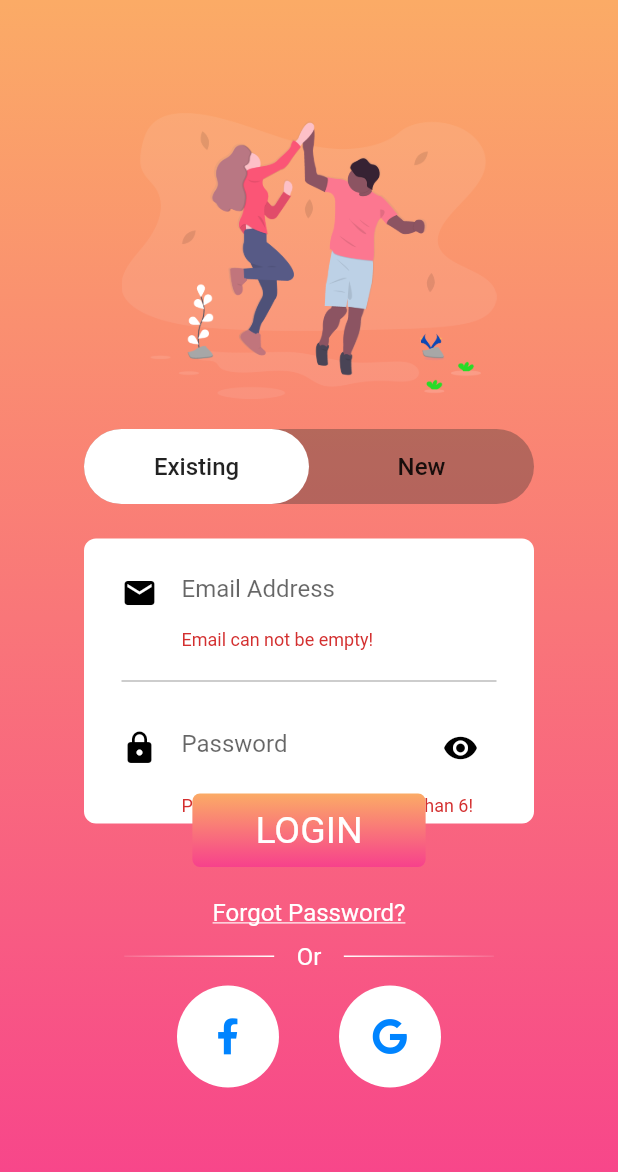
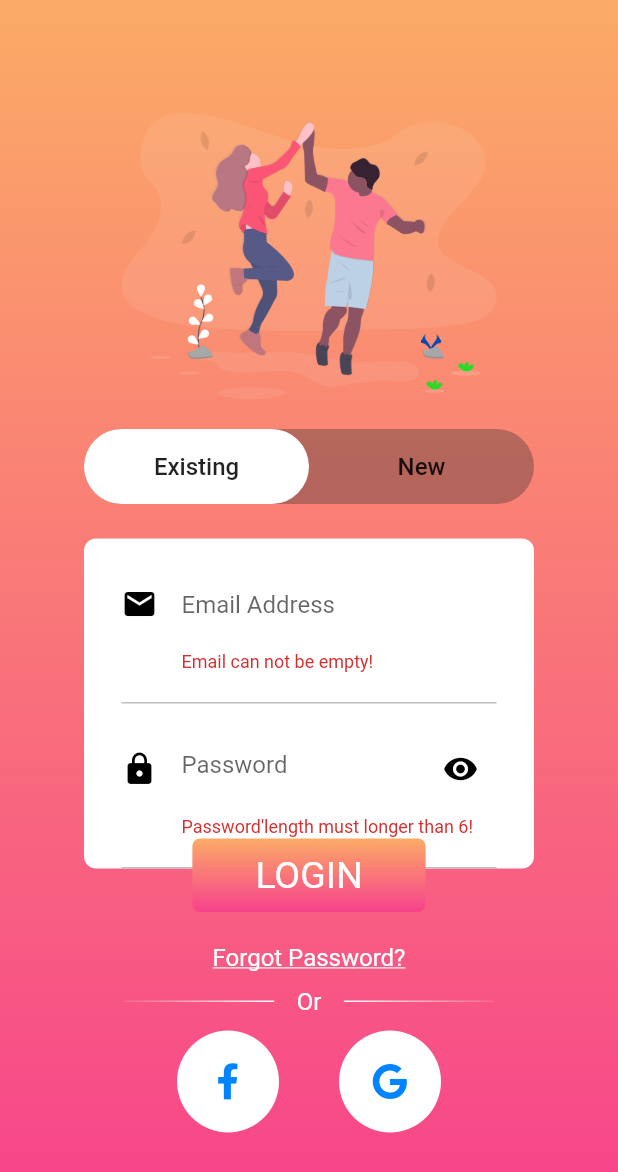
Before and after one commit to hand-sound-organization/login, a Flutter app: the screen it shows after launch, after a tap on "LOGIN", on a phone screen of 412 x 824 dp. Shown: the top 1172 px of the screen. Run offline on Flutter 3.47's test engine with Material 2 defaults, Android fonts, the phone set to English and light mode, and no system bars; our stand-ins replace font_awesome_flutter.

Commit message:
修改小bug
修改小bug

```diff
--- a/lib/home_page.dart
+++ b/lib/home_page.dart
@@ -23,6 +23,7 @@
         body: new Container(
           child: new Center(
             child: new Text("用户已登录\n用户名:${user.username}\n密码：${user.password}"),
+//            child:new Text('666666')
           ),
         ),
       );
--- a/lib/main.dart
+++ b/lib/main.dart
@@ -1,7 +1,7 @@
 import 'package:flutter/material.dart';
 import 'package:handsound/home_page.dart';
 import 'package:handsound/user_provider.dart';
-
+import 'package:handsound/user.dart';
 
 
 void main() {
--- a/lib/sign_in_page.dart
+++ b/lib/sign_in_page.dart
@@ -1,7 +1,11 @@
 import 'package:flutter/material.dart';
 import 'package:font_awesome_flutter/font_awesome_flutter.dart';
 import 'package:handsound/theme.dart' as theme;
-
+import 'package:handsound/firstpage.dart';
+import 'home_page.dart';
+import 'package:handsound/firstpage.dart';
+import 'package:handsound/user_provider.dart';
+import 'package:handsound/user.dart';
 /**
  *注册界面
  */
@@ -19,7 +23,8 @@
   FocusNode emailFocusNode = new FocusNode();
   FocusNode passwordFocusNode = new FocusNode();
   FocusScopeNode focusScopeNode = new FocusScopeNode();
-
+  TextEditingController EtextEditingController = new TextEditingController();
+  TextEditingController PtextEditingController = new TextEditingController();
   GlobalKey<FormState> _SignInFormKey = new GlobalKey();
 
   bool isShowPassWord = false;
@@ -117,7 +122,7 @@
 
             ],
           ),
-          new Positioned(child: buildSignInButton(), top: 170,)
+          new Positioned(child: buildSignInButton(), top: 200,)
         ],
       ),
     );
@@ -143,7 +148,7 @@
           , color: Colors.white
       ),
       width: 300,
-      height: 190,
+      height: 220,
       /**
        * Flutter提供了一个Form widget，它可以对输入框进行分组，
        * 然后进行一些统一操作，如输入内容校验、输入框重置以及输入内容保存。
@@ -161,6 +166,7 @@
                     left: 25, right: 25, top: 20, bottom: 20),
                 child: new TextFormField(
                   //关联焦点
+                  controller: EtextEditingController,
                   focusNode: emailFocusNode,
                   onEditingComplete: () {
                     if (focusScopeNode == null) {
@@ -195,8 +201,9 @@
             Flexible(
               child: Padding(
                 padding: const EdgeInsets.only(
-                    left: 25, right: 25, top: 20),
+                    left: 25, right: 25, top: 20,bottom: 20),
                 child: new TextFormField(
+                  controller: PtextEditingController,
                   focusNode: passwordFocusNode,
                   decoration: new InputDecoration(
                       icon: new Icon(Icons.lock, color: Colors.black,),
@@ -219,6 +226,11 @@
                   },
                 ),
               ),
+            ),
+            new Container(
+              height: 1,
+              width: 250,
+              color: Colors.grey[400],
             ),
 
 
@@ -248,10 +260,20 @@
            */
           if (_SignInFormKey.currentState.validate()) {
             //如果输入都检验通过，则进行登录操作
+
             Scaffold.of(context).showSnackBar(
-                new SnackBar(content: new Text("执行登录操作")));
+                new SnackBar(content: new Text("登录成功")));
             //调用所有自孩子的save回调，保存表单内容
             _SignInFormKey.currentState.save();
+
+            Navigator.push(
+                context, MaterialPageRoute(
+                builder: (BuildContext context) {
+                  return UserContainer(user: User(EtextEditingController.text,PtextEditingController.text), child: new HomePage());
+                }
+            )
+            );
+
           }
 //          debugDumpApp();
         },
```
Also changed, not shown: lib/firstpage.dart (added, +19 -0 lines), 1 other file.
